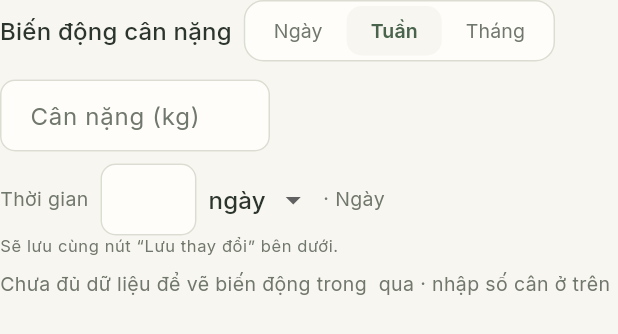
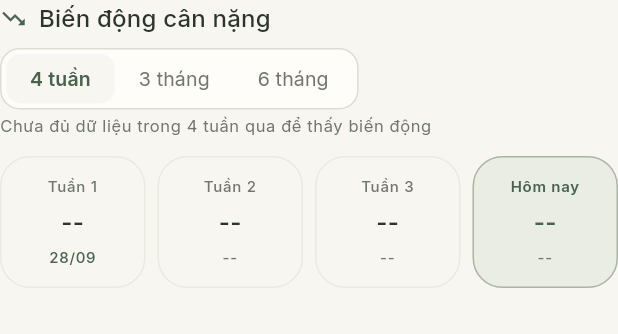
Before and after one commit to HuangMeii/memoir-diary, a Flutter app: the _WeightVariation widget shown alone on an empty page, opened directly with empty values, on a phone screen of 412 x 824 dp. Shown: the top 334 px of the screen. Run offline on Flutter 3.47's test engine with Material 3 defaults, Android fonts, the phone set to English and light mode, and no system bars; our stand-ins replace dio, fl_chart, flutter_map, flutter_riverpod, flutter_secure_storage, flutter_svg and 3 more; missing offline and left inert: bcrypt, serverpod, serverpod_client, serverpod_cloud_storage, serverpod_cloud_storage_s3_compat; accounts and stored records are empty; statements that could not run were skipped.

Commit message:
feat(health): rebuild the weight fluctuation block to match the design
The section had drifted into a custom "Ngày/Tuần/Tháng + tự nhập" form. It is
back to the drawn design: window pills and four cards that read the log.

Changes
- health metrics: replace `WeightBucket`/`WeightWindow`/`weightPointsOf` with
  `WeightRange` (4 tuần / 3 tháng / 6 tháng), `WeightCard` and the pure
  `weightCardsOf`, which splits the window into four equal segments — three
  averages plus today's latest weigh-in — and ignores weigh-ins dated after
  today.
- body form: `_WeightVariation` renders the design — trend icon + title +
  window pills, the "Giảm/Tăng x kg trong … qua một cách lành mạnh" caption,
  and four cards (Tuần 1/2/3 + Hôm nay) with kg and date/delta captions; the
  "Hôm nay" card uses the brand tint. Cards wrap to two columns below 380 px.
- body form: drop the manual weigh-in row (weight field, typed window, date
  label, hint) together with its controllers and validation; weight entry stays
  in the "Cân nặng hiện tại (kg)" field saved by "Lưu thay đổi".
- tests: `health_weight_cards_test.dart` (renamed from …points) covers the
  averages, deltas, missing segments, window lengths and future rows;
  `health_screen_test` asserts the pills, the four card titles, the empty
  caption and that the manual row is gone, plus a data-backed caption check.
- docs: `21` documents the design-based block and rewrites the acceptance
  criteria; the README design map follows it.

Verification
- `flutter analyze`: no issues
- `flutter test`: 144/144 passing
- `dart format`: no changes on the touched files

```diff
--- a/flutter_app/lib/src/ui/health/health_body_sheet.dart
+++ b/flutter_app/lib/src/ui/health/health_body_sheet.dart
@@ -4,6 +4,7 @@ import 'package:flutter_riverpod/flutter_riverpod.dart';
 import '../../data/models.dart';
 import '../../data/providers.dart';
 import '../home/home_scale.dart';
+import '../theme.dart';
 import '../tokens.dart';
 import '../widgets/segmented_tabs.dart';
 import 'health_metrics.dart';
@@ -35,12 +36,6 @@ class _HealthBodySheetState extends ConsumerState<_HealthBodySheet> {
   late final TextEditingController _weight;
   late final TextEditingController _height;
   late final TextEditingController _goal;
-
-  /// Compact weigh-in inside "Biến động cân nặng": the number, the window it
-  /// refers to, and the day that window starts on.
-  late final TextEditingController _variationWeight;
-  late final TextEditingController _window;
-  WeightWindow _windowUnit = WeightWindow.month;
   bool _saving = false;
 
   ({String from, String to}) get _range {
@@ -57,8 +52,6 @@ class _HealthBodySheetState extends ConsumerState<_HealthBodySheet> {
     _weight = TextEditingController();
     _height = TextEditingController();
     _goal = TextEditingController();
-    _variationWeight = TextEditingController();
-    _window = TextEditingController(text: '6');
   }
 
   @override
@@ -66,8 +59,6 @@ class _HealthBodySheetState extends ConsumerState<_HealthBodySheet> {
     _weight.dispose();
     _height.dispose();
     _goal.dispose();
-    _variationWeight.dispose();
-    _window.dispose();
     super.dispose();
   }
 
@@ -102,62 +93,29 @@ class _HealthBodySheetState extends ConsumerState<_HealthBodySheet> {
     setState(() {});
   }
 
-  /// Typed window length; blank or garbage falls back to six units.
-  int get _windowCount =>
-      (int.tryParse(_window.text.trim()) ?? 6).clamp(1, 999);
-
-  int get _windowDays => weightWindowDays(_windowCount, _windowUnit);
-
-  /// First day of the typed window — the day the compact weigh-in lands on.
-  DateTime get _variationDate =>
-      DateTime.now().subtract(Duration(days: _windowDays - 1));
-
-  String get _variationDateLabel {
-    final date = _variationDate;
-    String two(int value) => value.toString().padLeft(2, '0');
-    return '${two(date.day)}/${two(date.month)}/${date.year}';
-  }
-
-  double? get _variationKg =>
-      double.tryParse(_variationWeight.text.trim().replaceAll(',', '.'));
-
   Future<void> _save() async {
     final weight = _number(_weight);
     final height = int.tryParse(_height.text.trim());
     final goal = _number(_goal);
-    final variation = _variationKg;
     if (_weight.text.trim().isNotEmpty && (weight == null || weight < 0) ||
         _height.text.trim().isNotEmpty && (height == null || height < 0) ||
         _goal.text.trim().isNotEmpty && (goal == null || goal < 0)) {
       _toast('Giá trị không hợp lệ. Hãy nhập số không âm.');
       return;
     }
-    // The compact weigh-in must stay plausible before anything is sent.
-    if (_variationWeight.text.trim().isNotEmpty &&
-        (variation == null || variation <= 0 || variation > 500)) {
-      _toast('Cân nặng không hợp lệ (0 – 500 kg)');
-      return;
-    }
-    if (weight == null && height == null && goal == null && variation == null) {
+    if (weight == null && height == null && goal == null) {
       _toast('Chưa có thay đổi để lưu');
       return;
     }
 
     setState(() => _saving = true);
-    var weightSaved = weight == null && variation == null;
+    var weightSaved = weight == null;
     var profileSaved = height == null && goal == null;
     try {
       if (weight != null) {
         await ref.read(healthRepositoryProvider).save(
               logDate: widget.date,
               weightKg: weight,
-            );
-        weightSaved = true;
-      }
-      if (variation != null) {
-        await ref.read(healthRepositoryProvider).save(
-              logDate: _variationDate,
-              weightKg: variation,
             );
         weightSaved = true;
       }
@@ -273,18 +231,7 @@ class _HealthBodySheetState extends ConsumerState<_HealthBodySheet> {
                   goal: double.tryParse(_goal.text),
                 ),
               const SizedBox(height: MemoirSpace.s4),
-              _WeightVariation(
-                logs: logs,
-                weightController: _variationWeight,
-                windowController: _window,
-                windowUnit: _windowUnit,
-                windowDays: _windowDays,
-                windowLabel: weightWindowLabel(_windowCount, _windowUnit),
-                entryDateLabel: _variationDateLabel,
-                onWindowChanged: () => setState(() {}),
-                onWindowUnitChanged: (value) =>
-                    setState(() => _windowUnit = value),
-              ),
+              _WeightVariation(logs: logs),
               const SizedBox(height: MemoirSpace.s4),
               const Text(
                 'Cân nặng chỉ là một chỉ số tham khảo, không định nghĩa giá trị '
@@ -454,61 +401,23 @@ class _WeightProgress extends StatelessWidget {
 }
 
 class _WeightVariation extends StatefulWidget {
-  const _WeightVariation({
-    required this.logs,
-    required this.weightController,
-    required this.windowController,
-    required this.windowUnit,
-    required this.windowDays,
-    required this.windowLabel,
-    required this.entryDateLabel,
-    required this.onWindowChanged,
-    required this.onWindowUnitChanged,
-  });
+  const _WeightVariation({required this.logs});
 
   final List<HealthLog> logs;
-
-  /// Typed weigh-in (kg). Owned by the sheet, so "Lưu thay đổi" persists it —
-  /// the section has no separate "Thêm" button.
-  final TextEditingController weightController;
-
-  /// Typed window length plus its unit, e.g. `5` + `ngày`.
-  final TextEditingController windowController;
-  final WeightWindow windowUnit;
-  final int windowDays;
-  final String windowLabel;
-
-  /// `dd/MM/yyyy` the typed weigh-in lands on inside that window.
-  final String entryDateLabel;
-
-  final VoidCallback onWindowChanged;
-  final ValueChanged<WeightWindow> onWindowUnitChanged;
 
   @override
   State<_WeightVariation> createState() => _WeightVariationState();
 }
 
 class _WeightVariationState extends State<_WeightVariation> {
-  WeightBucket _bucket = WeightBucket.week;
+  WeightRange _range = WeightRange.fourWeeks;
 
   @override
   Widget build(BuildContext context) {
     final theme = Theme.of(context);
-    final points = weightPointsOf(
-      widget.logs,
-      _bucket,
-      until: DateTime.now(),
-      days: widget.windowDays,
-    );
-    final change = points.length < 2 ? null : points.last.kg - points.first.kg;
-    final unit = switch (_bucket) {
-      WeightBucket.day => 'theo từng ngày',
-      WeightBucket.week => 'trung bình mỗi tuần',
-      WeightBucket.month => 'trung bình mỗi tháng',
-    };
-    final window = '${widget.windowLabel} qua';
-    final latest =
-        points.length <= 4 ? points : points.sublist(points.length - 4);
+    final cards = weightCardsOf(widget.logs, _range, until: DateTime.now());
+    final values = cards.map((card) => card.kg).whereType<double>().toList();
+    final change = values.length < 2 ? null : values.last - values.first;
     return Column(
       crossAxisAlignment: CrossAxisAlignment.start,
       children: [
@@ -517,105 +426,100 @@ class _WeightVariationState extends State<_WeightVariation> {
           runSpacing: MemoirSpace.s2,
           crossAxisAlignment: WrapCrossAlignment.center,
           children: [
+            Icon(Icons.trending_down,
+                size: 18, color: theme.colorScheme.primary),
             Text('Biến động cân nặng', style: theme.textTheme.titleMedium),
-            SegmentedTabs<WeightBucket>(
+            SegmentedTabs<WeightRange>(
               options: [
-                for (final bucket in WeightBucket.values)
-                  SegmentedTab(bucket, bucket.label),
+                for (final range in WeightRange.values)
+                  SegmentedTab(range, range.label),
               ],
-              selected: _bucket,
-              onChanged: (value) => setState(() => _bucket = value),
+              selected: _range,
+              onChanged: (value) => setState(() => _range = value),
             ),
           ],
         ),
+        const SizedBox(height: MemoirSpace.s1),
+        Text(
+          change == null
+              ? 'Chưa đủ dữ liệu trong ${_range.label} qua để thấy biến động'
+              : '${change < 0 ? 'Giảm' : 'Tăng'} '
+                  '${change.abs().toStringAsFixed(1)} kg trong ${_range.label} '
+                  'qua một cách lành mạnh',
+          style: theme.textTheme.bodySmall
+              ?.copyWith(color: theme.colorScheme.onSurfaceVariant),
+        ),
         const SizedBox(height: MemoirSpace.s3),
-        // Compact weigh-in: the number and the window it refers to, with the
-        // resulting day shown as dd/MM/yyyy. There is no "Thêm" button — the
-        // sheet's "Lưu thay đổi" stores it.
-        SizedBox(
-          width: 180,
-          child: TextField(
-            key: const ValueKey<String>('weight-entry-field'),
-            controller: widget.weightController,
-            keyboardType: const TextInputType.numberWithOptions(
-              decimal: true,
-            ),
-            decoration: const InputDecoration(
-              labelText: 'Cân nặng (kg)',
-              isDense: true,
-              border: OutlineInputBorder(),
+        LayoutBuilder(
+          builder: (context, constraints) {
+            const gap = MemoirSpace.s2;
+            final columns = constraints.maxWidth < 380 ? 2 : 4;
+            final width =
+                (constraints.maxWidth - gap * (columns - 1)) / columns;
+            return Wrap(
+              spacing: gap,
+              runSpacing: gap,
+              children: [
+                for (final card in cards)
+                  SizedBox(width: width, child: _card(context, card)),
+              ],
+            );
+          },
+        ),
+      ],
+    );
+  }
+
+  /// One column of the design: label, value and the date/delta caption. The
+  /// "Hôm nay" column uses the brand tint and primary text.
+  Widget _card(BuildContext context, WeightCard card) {
+    final theme = Theme.of(context);
+    final palette = MemoirPalette.of(context);
+    final accent = theme.colorScheme.primary;
+    final today = card.isToday;
+    final labelStyle = theme.textTheme.labelSmall?.copyWith(
+      color: today ? accent : theme.colorScheme.onSurfaceVariant,
+      fontWeight: today ? FontWeight.w600 : null,
+    );
+    return Container(
+      padding: const EdgeInsets.symmetric(
+        horizontal: MemoirSpace.s2,
+        vertical: MemoirSpace.s3,
+      ),
+      decoration: BoxDecoration(
+        color: today ? palette.surfaceBrandSubtle : theme.colorScheme.surface,
+        borderRadius: BorderRadius.circular(MemoirRadius.card),
+        border: Border.all(
+          color: today
+              ? accent.withValues(alpha: 0.4)
+              : theme.colorScheme.outlineVariant.withValues(alpha: 0.5),
+        ),
+      ),
+      child: Column(
+        mainAxisSize: MainAxisSize.min,
+        children: [
+          Text(card.title, style: labelStyle, textAlign: TextAlign.center),
+          const SizedBox(height: MemoirSpace.s1),
+          Text(
+            card.kg?.toStringAsFixed(1) ?? '--',
+            textAlign: TextAlign.center,
+            style: theme.textTheme.titleMedium?.copyWith(
+              fontWeight: FontWeight.w600,
+              color: today ? accent : theme.colorScheme.onSurface,
             ),
           ),
-        ),
-        const SizedBox(height: MemoirSpace.s2),
-        Wrap(
-          spacing: MemoirSpace.s2,
-          runSpacing: MemoirSpace.s2,
-          crossAxisAlignment: WrapCrossAlignment.center,
-          children: [
-            const Text('Thời gian'),
-            SizedBox(
-              width: 64,
-              child: TextField(
-                key: const ValueKey<String>('weight-window-count'),
-                controller: widget.windowController,
-                keyboardType: TextInputType.number,
-                decoration: const InputDecoration(
-                  isDense: true,
-                  border: OutlineInputBorder(),
-                ),
-                onChanged: (_) => widget.onWindowChanged(),
-              ),
+          const SizedBox(height: MemoirSpace.s1),
+          Text(
+            card.caption,
+            textAlign: TextAlign.center,
+            style: theme.textTheme.labelSmall?.copyWith(
+              color: card.caption == '--'
+                  ? theme.colorScheme.onSurfaceVariant
+                  : accent,
             ),
-            DropdownButton<WeightWindow>(
-              value: widget.windowUnit,
-              isDense: true,
-              underline: const SizedBox.shrink(),
-              items: [
-                for (final unit in WeightWindow.values)
-                  DropdownMenuItem(value: unit, child: Text(unit.label)),
-              ],
-              onChanged: (value) {
-                if (value != null) widget.onWindowUnitChanged(value);
-              },
-            ),
-            Text(
-              '· Ngày ${widget.entryDateLabel}',
-              style: theme.textTheme.bodyMedium,
-            ),
-          ],
-        ),
-        Text(
-          'Sẽ lưu cùng nút “Lưu thay đổi” bên dưới.',
-          style: theme.textTheme.bodySmall,
-        ),
-        const SizedBox(height: MemoirSpace.s2),
-        Text(
-          change == null
-              ? 'Chưa đủ dữ liệu để vẽ biến động trong $window · '
-                  'nhập số cân ở trên'
-              : '${change < 0 ? 'Giảm' : 'Tăng'} '
-                  '${change.abs().toStringAsFixed(1)} kg · $window · $unit',
-          style: theme.textTheme.bodyMedium,
-        ),
-        if (latest.isNotEmpty) ...[
-          const SizedBox(height: MemoirSpace.s2),
-          Wrap(
-            spacing: MemoirSpace.s2,
-            runSpacing: MemoirSpace.s1,
-            children: [
-              for (final point in latest)
-                Chip(
-                  label: Text(
-                    '${point.label} · ${point.kg.toStringAsFixed(1)} kg',
-                  ),
-                  visualDensity: VisualDensity.compact,
-                  materialTapTargetSize: MaterialTapTargetSize.shrinkWrap,
-                ),
-            ],
           ),
         ],
-      ],
+      ),
     );
   }
 }
--- a/flutter_app/lib/src/ui/health/health_metrics.dart
+++ b/flutter_app/lib/src/ui/health/health_metrics.dart
@@ -257,51 +257,63 @@ String formatClock(DateTime utc) {
   return '$h:$m';
 }
 
-/// How the "Biến động cân nặng" series is bucketed.
-enum WeightBucket {
-  day('Ngày'),
-  week('Tuần'),
-  month('Tháng');
+/// Window offered by the pills of "Biến động cân nặng" (design: 4 tuần /
+/// 3 tháng / 6 tháng).
+enum WeightRange {
+  fourWeeks('4 tuần', 28, 'Tuần'),
+  threeMonths('3 tháng', 90, 'Tháng'),
+  sixMonths('6 tháng', 180, 'Tháng');
 
-  const WeightBucket(this.label);
+  const WeightRange(this.label, this.days, this.unit);
 
   /// Vietnamese chip label.
   final String label;
+
+  /// Days the window looks back, today included.
+  final int days;
+
+  /// Unit used to title the past cards (`Tuần 1`, `Tháng 2`, …).
+  final String unit;
+
+  /// Length of one past card; the window is split in four, the last card being
+  /// "Hôm nay".
+  int get segmentDays => (days / 4).floor();
 }
 
-/// One point of the weight series: a single weigh-in for [WeightBucket.day], or
-/// the average of one week / one month.
-class WeightPoint {
-  const WeightPoint({
-    required this.date,
-    required this.label,
+/// One card of the "Biến động cân nặng" row.
+class WeightCard {
+  const WeightCard({
+    required this.title,
+    required this.caption,
     required this.kg,
+    this.isToday = false,
   });
 
-  /// Start of the bucket: the day itself, the Monday of the week, or the first
-  /// day of the month.
-  final DateTime date;
+  /// `Tuần 1` … `Tuần 3`, or `Hôm nay` for the highlighted card.
+  final String title;
 
-  /// Short chip label: `25/10`, `Tuần 20/10`, `Th 10/2026`.
-  final String label;
+  /// `23/09` on the first card, `-0.3 kg` on the following ones, `--` when the
+  /// data is missing.
+  final String caption;
 
-  /// Weight in kilograms (averaged for the week/month buckets).
-  final double kg;
+  /// Average of the segment, or the latest weigh-in for the "Hôm nay" card.
+  final double? kg;
+
+  final bool isToday;
 }
 
-/// Buckets the weigh-ins of [logs] inside the [days] days ending at [until].
+/// Builds the four cards the design shows for the [range] window ending at
+/// [until]: three averages for the past segments plus today's weigh-in.
 ///
-/// The day bucket keeps every weigh-in; the week bucket averages by ISO week
-/// (Monday start) and the month bucket by calendar month, so the same window
-/// can be read at three levels of detail.
-List<WeightPoint> weightPointsOf(
+/// Weigh-ins after [until] are ignored, so a future-dated row can never skew the
+/// series.
+List<WeightCard> weightCardsOf(
   List<HealthLog> logs,
-  WeightBucket bucket, {
+  WeightRange range, {
   required DateTime until,
-  int days = 180,
 }) {
   final last = DateTime(until.year, until.month, until.day);
-  final first = last.subtract(Duration(days: days - 1));
+  final first = last.subtract(Duration(days: range.days - 1));
   final entries = logs
       .where((log) => log.weightKg != null)
       .map((log) => (
@@ -313,67 +325,47 @@ List<WeightPoint> weightPointsOf(
           (entry) => !entry.date.isBefore(first) && !entry.date.isAfter(last))
       .toList()
     ..sort((a, b) => a.date.compareTo(b.date));
-  if (bucket == WeightBucket.day) {
-    return [
-      for (final entry in entries)
-        WeightPoint(
-          date: entry.date,
-          label: '${_two(entry.date.day)}/${_two(entry.date.month)}',
-          kg: entry.kg,
-        ),
-    ];
+
+  final cards = <WeightCard>[];
+  double? previous;
+  for (var index = 0; index < 3; index++) {
+    final start = first.add(Duration(days: index * range.segmentDays));
+    final end = start.add(Duration(days: range.segmentDays - 1));
+    final values = entries
+        .where(
+            (entry) => !entry.date.isBefore(start) && !entry.date.isAfter(end))
+        .map((entry) => entry.kg)
+        .toList();
+    final average =
+        values.isEmpty ? null : values.reduce((a, b) => a + b) / values.length;
+    cards.add(
+      WeightCard(
+        title: '${range.unit} ${index + 1}',
+        caption: index == 0 ? _dayMonth(start) : _delta(average, previous),
+        kg: average,
+      ),
+    );
+    previous = average ?? previous;
   }
-  final totals = <DateTime, List<double>>{};
-  for (final entry in entries) {
-    final key = bucket == WeightBucket.week
-        ? startOfWeek(entry.date)
-        : DateTime(entry.date.year, entry.date.month);
-    (totals[key] ??= <double>[]).add(entry.kg);
-  }
-  final keys = totals.keys.toList()..sort();
-  return [
-    for (final key in keys)
-      WeightPoint(
-        date: key,
-        label: bucket == WeightBucket.week
-            ? 'Tuần ${_two(key.day)}/${_two(key.month)}'
-            : 'Th ${_two(key.month)}/${key.year}',
-        kg: totals[key]!.reduce((a, b) => a + b) / totals[key]!.length,
-      ),
-  ];
+  final latest = entries.isEmpty ? null : entries.last.kg;
+  cards.add(
+    WeightCard(
+      title: 'Hôm nay',
+      caption: _delta(latest, previous),
+      kg: latest,
+      isToday: true,
+    ),
+  );
+  return cards;
 }
 
-/// Monday 00:00 of [value]'s week, used to group weigh-ins.
-DateTime startOfWeek(DateTime value) {
-  final day = DateTime(value.year, value.month, value.day);
-  return day.subtract(Duration(days: day.weekday - DateTime.monday));
+/// `-0.3 kg` / `+0.2 kg`, or `--` when one side is missing.
+String _delta(double? kg, double? previous) {
+  if (kg == null || previous == null) return '--';
+  final delta = kg - previous;
+  return '${delta > 0 ? '+' : ''}${delta.toStringAsFixed(1)} kg';
 }
 
-/// Unit of the custom observation window the user types in
-/// "Biến động cân nặng" (`5` + `ngày` ⇒ the last five days).
-enum WeightWindow {
-  day('ngày', 1),
-  week('tuần', 7),
-  month('tháng', 30);
-
-  const WeightWindow(this.label, this.days);
-
-  /// Vietnamese label shown in the dropdown and the summary.
-  final String label;
-
-  /// Days covered by one unit.
-  final int days;
-}
-
-/// Turns a typed window into the number of days the series looks back.
-///
-/// Clamped to 1–730 so a stray `0`, an empty field or a huge number can never
-/// blank the section or ask for years of logs.
-int weightWindowDays(int count, WeightWindow unit) =>
-    (count * unit.days).clamp(1, 730);
-
-/// `5 ngày` / `2 tuần` / `6 tháng` — the summary reads "… · 5 ngày qua".
-String weightWindowLabel(int count, WeightWindow unit) =>
-    '${count.clamp(1, 999)} ${unit.label}';
+String _dayMonth(DateTime value) => '${_two(value.day)}/${_two(value.month)}';
 
 String _two(int value) => value.toString().padLeft(2, '0');
```
Also changed, not shown: 5 other files.
